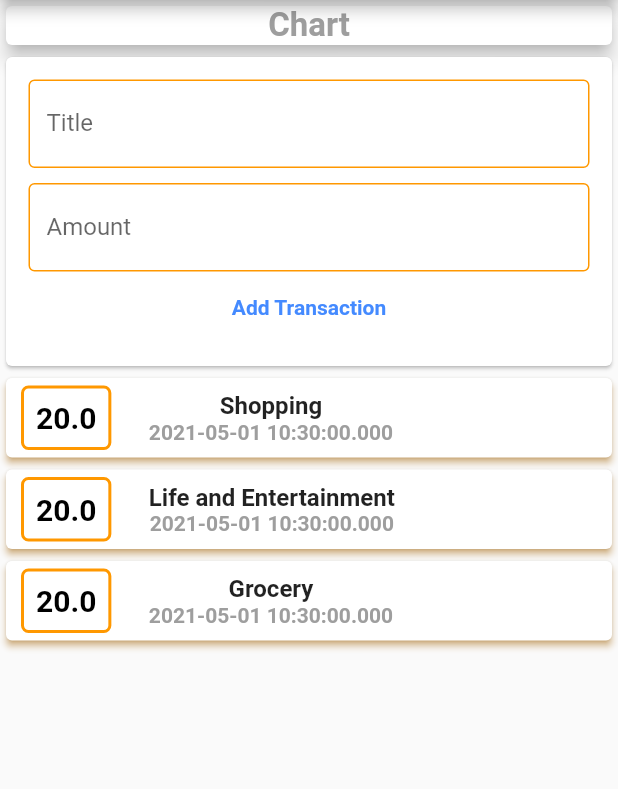
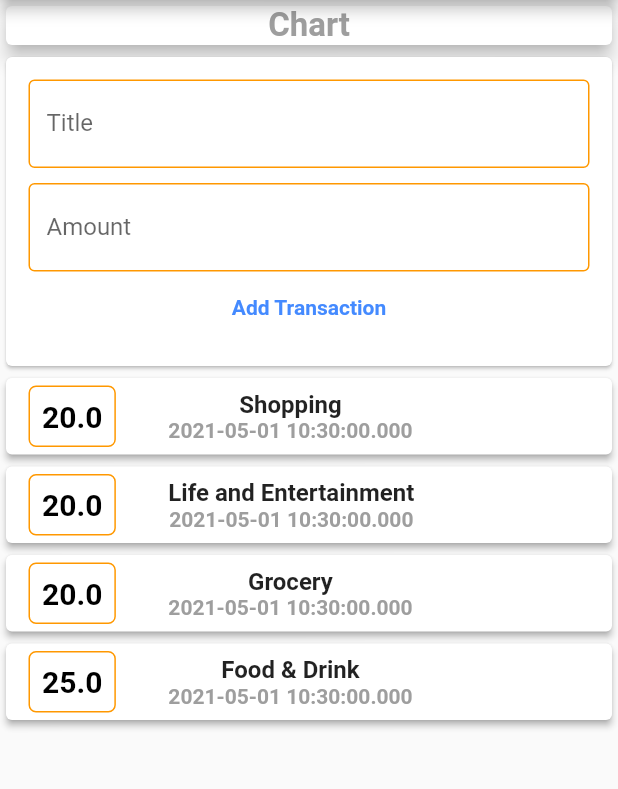
Before and after one commit to shishir2sr/Flutter_Own_Expense_Tracker, a Flutter app: the screen it shows after launch, on a phone screen of 412 x 824 dp, the part 84-873 px from its top. Run offline on Flutter 3.47's test engine with Material 2 defaults, Android fonts, the light colour scheme and no system bars.

Commit message:
Colors Updated

```diff
--- a/lib/main.dart
+++ b/lib/main.dart
@@ -36,6 +36,12 @@ class MyHomePage extends StatelessWidget {
       title: 'Grocery',
       Id: 'T1',
       amount: 20,
+    ),
+    Transactions(
+      date: DateTime.now(),
+      title: 'Food & Drink',
+      Id: 'T1',
+      amount: 25,
     )
   ];
   final titleController = TextEditingController();
@@ -125,13 +131,13 @@ class MyHomePage extends StatelessWidget {
           Column(
             children: ls
                 .map((tx) => Card(
-                      shadowColor: Colors.orange,
+                      shadowColor: Colors.grey,
                       elevation: 2,
                       child: Row(
                         mainAxisAlignment: MainAxisAlignment.start,
                         children: <Widget>[
                           Container(
-                            margin: EdgeInsets.fromLTRB(10, 5, 25, 5),
+                            margin: EdgeInsets.fromLTRB(15, 5, 35, 5),
                             padding: EdgeInsets.all(8),
                             child: Text(
                               tx.amount.toString(),
@@ -145,7 +151,7 @@ class MyHomePage extends StatelessWidget {
                               border: Border.all(
                                 color: Colors.orange,
                                 style: BorderStyle.solid,
-                                width: 2,
+                                width: 1,
                               ),
                             ),
                           ),
```
